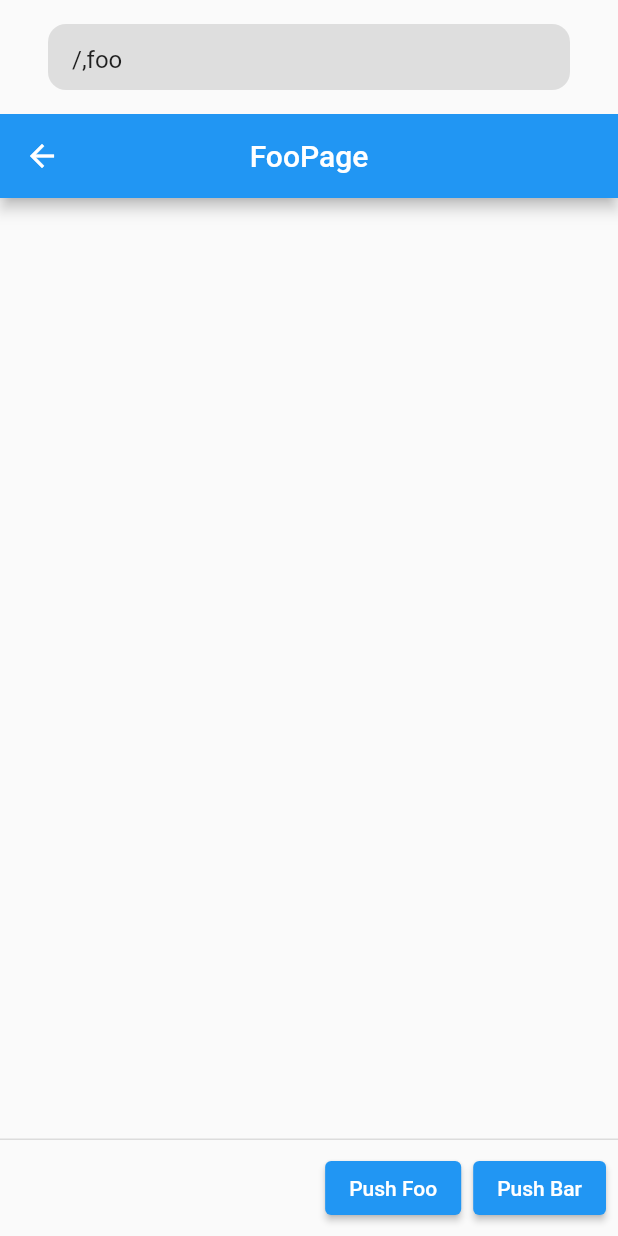
After one commit to fengwensheng/nav2_demo, a Flutter app: the Nav2RouterHome screen opened directly, after a tap on "Push Foo", on a phone screen of 412 x 824 dp. The commit adds this screen. Run offline on Flutter 3.47's test engine with Material 3 defaults, Android fonts, the phone set to English and light mode, and no system bars.

Commit message:
add Nav2 by Router

```diff
--- /dev/null
+++ b/lib/nav2_router.dart
@@ -0,0 +1,168 @@
+import 'package:flutter/material.dart';
+
+final ValueNotifier<List<String>> pages = ValueNotifier(['/']);
+const Map<String, Page> pageMap = {
+  '/': MaterialPage(child: ViPage('IndexPage')),
+  'foo': MaterialPage(child: ViPage('FooPage')),
+  'bar': MaterialPage(child: ViPage('BarPage')),
+};
+
+class Nav2RouterHome extends StatefulWidget {
+  const Nav2RouterHome({super.key});
+
+  @override
+  State<Nav2RouterHome> createState() => _Nav2RouterHomeState();
+}
+
+class _Nav2RouterHomeState extends State<Nav2RouterHome> {
+  final _addressBarController = TextEditingController();
+
+  void _pushFoo() => viRouterDelegate.value = ['/', 'foo'];
+
+  void _pushBar() => viRouterDelegate.value = ['/', 'foo', 'bar'];
+
+  void _updateAddressBar() =>
+      _addressBarController.text = viRouterDelegate.value.join(',');
+
+  ///navigate by Address bar
+  void _onSubmit(String v) => viRouterDelegate.value = v.split(',');
+
+  @override
+  void initState() {
+    super.initState();
+    _updateAddressBar();
+    viRouterDelegate.addListener(_updateAddressBar);
+  }
+
+  @override
+  void dispose() {
+    viRouterDelegate.dispose();
+    _addressBarController.dispose();
+    pages.dispose();
+    super.dispose();
+  }
+
+  @override
+  Widget build(BuildContext context) {
+    return Scaffold(
+      body: SafeArea(child: _buildBody()),
+      persistentFooterButtons: _buildFoots(),
+    );
+  }
+
+  List<Widget> _buildFoots() => [
+        ElevatedButton(onPressed: _pushFoo, child: const Text('Push Foo')),
+        ElevatedButton(onPressed: _pushBar, child: const Text('Push Bar')),
+      ];
+
+  Widget _buildBody() => Column(
+        children: [
+          _buildInput(),
+          const Expanded(
+            child: Nav2Router(),
+          ),
+        ],
+      );
+
+  Widget _buildInput() => Container(
+        height: 44,
+        padding: const EdgeInsets.symmetric(
+          horizontal: 16,
+        ),
+        margin: const EdgeInsets.symmetric(horizontal: 32, vertical: 16),
+        decoration: BoxDecoration(
+          color: Colors.grey.withOpacity(.3),
+          borderRadius: BorderRadius.circular(12),
+        ),
+        child: TextField(
+          controller: _addressBarController,
+          decoration: const InputDecoration(
+            border: InputBorder.none,
+          ),
+          onSubmitted: (v) => _onSubmit(v),
+        ),
+      );
+}
+
+class ViPage extends StatelessWidget {
+  final String name;
+  const ViPage(this.name, {super.key});
+
+  @override
+  Widget build(BuildContext context) {
+    return Scaffold(
+      appBar: AppBar(
+        title: Text(name),
+        centerTitle: true,
+      ),
+    );
+  }
+}
+
+///
+/// pages updating management by framework design
+///
+/// the _RouterState listening the RouterDelegate,
+/// it will setState once delegate changed, it triggers _RouterState#build()
+/// then routerDelegate.build()
+/// it will rebuild one another new Navigator with updated PAGES.
+///
+
+class Nav2Router extends StatelessWidget {
+  const Nav2Router({super.key});
+
+  @override
+  Widget build(BuildContext context) {
+    return Router(
+      routerDelegate: viRouterDelegate,
+      backButtonDispatcher: RootBackButtonDispatcher(),
+    );
+  }
+}
+
+final ViRouterDelegate viRouterDelegate = ViRouterDelegate();
+
+class ViRouterDelegate extends RouterDelegate with ChangeNotifier {
+  List<String> _value = ['/'];
+  List<String> get value => _value;
+  set value(List<String> value) {
+    _value = value;
+    notifyListeners();
+  }
+
+  @override
+  Widget build(BuildContext context) {
+    return Navigator(
+      onPopPage: (route, result) {
+        debugPrint('NavigatorState#pop()');
+        value = value.toList()..removeLast();
+        return route.didPop(result);
+      },
+      pages: value.map((e) => pageMap[e]!).toList(),
+    );
+  }
+
+  int? time;
+
+  @override
+  Future<bool> popRoute() async {
+    debugPrint('System pop!');
+    if (viRouterDelegate.value.join('') == '/') {
+      debugPrint("Here's Root!");
+      time ??= DateTime.now().millisecondsSinceEpoch;
+      final timeDiff = DateTime.now().millisecondsSinceEpoch - time!;
+      if (timeDiff < 2000 && timeDiff > 50) {
+        debugPrint('[escape]:diff=$timeDiff');
+        return false;
+      }
+      time = DateTime.now().millisecondsSinceEpoch;
+      debugPrint('[capture]:diff=$timeDiff');
+      return true;
+    }
+    viRouterDelegate.value = viRouterDelegate.value.toList()..removeLast();
+    return true;
+  }
+
+  @override
+  Future<void> setNewRoutePath(configuration) async {}
+}
```
Also changed, not shown: lib/main.dart (+3 -134 lines), lib/nav2_pages.dart (added, +127 -0 lines).
